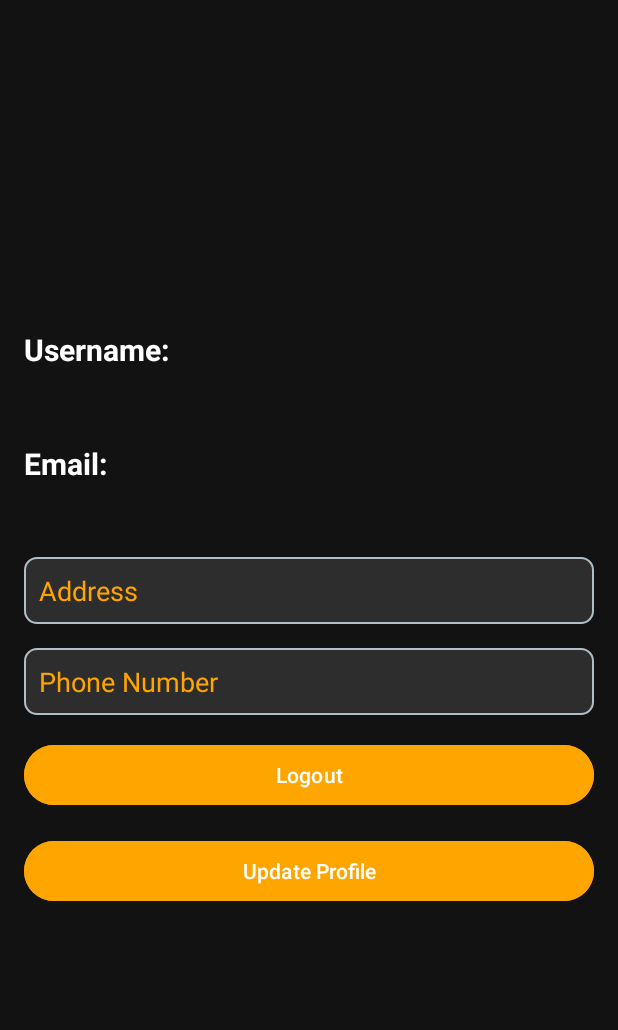
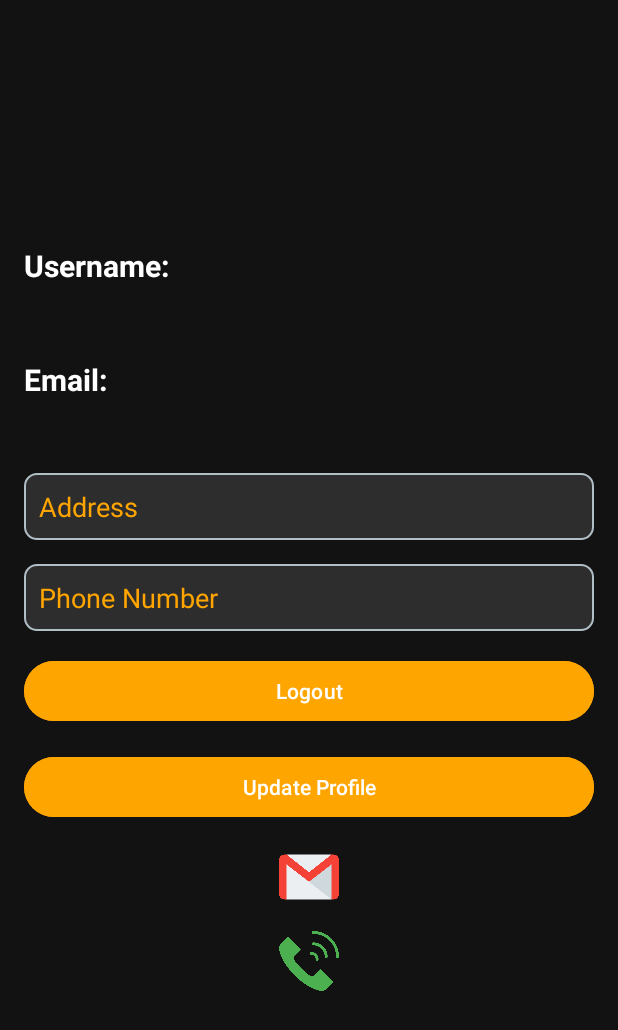
Before and after one commit to Vora-Namra/QuickShop, an Android app: the layout fragment_profile.xml on its own in the app's theme, with its tools: preview values and no code run, on a phone screen of 412 x 824 dp. Shown: the top 1030 px of the screen. Run offline under Robolectric (Android 15) with nearby library versions, the phone set to English and light mode, and no system bars.

Commit message:
adding Gmail & call functionality for support/help

```diff
--- a/app/src/main/res/layout/fragment_profile.xml
+++ b/app/src/main/res/layout/fragment_profile.xml
@@ -1,9 +1,10 @@
 <?xml version="1.0" encoding="utf-8"?>
 <ScrollView xmlns:android="http://schemas.android.com/apk/res/android"
+    xmlns:app="http://schemas.android.com/apk/res-auto"
     android:layout_width="match_parent"
     android:layout_height="match_parent"
     android:padding="16dp"
-    android:background="#121212"> <!-- Dark background color -->
+    android:background="#121212">
 
     <LinearLayout
         android:layout_width="match_parent"
@@ -91,5 +92,27 @@
             android:layout_height="wrap_content"
             android:backgroundTint="#FFA500"
             android:text="Update Profile" />
+        <!-- Email Support ImageView -->
+        <ImageView
+            android:id="@+id/iv_email_support"
+            android:layout_width="40dp"
+            android:layout_height="40dp"
+            android:src="@drawable/gmail"
+            android:contentDescription="Email Support"
+            android:layout_marginTop="16dp"
+            android:layout_gravity="center"
+             />
+
+        <!-- Call Support ImageView -->
+        <ImageView
+            android:id="@+id/iv_call_support"
+            android:layout_width="40dp"
+            android:layout_height="40dp"
+            android:src="@drawable/phone"
+        android:contentDescription="Call Support"
+        android:layout_marginTop="16dp"
+        android:layout_gravity="center"
+             />
+
     </LinearLayout>
 </ScrollView>
```
Also changed, not shown: app/src/main/java/com/example/ecommerceapp/ProfileFragment.java (+26 -5 lines), app/src/main/res/drawable/gmail.png (added), app/src/main/res/drawable/phone.png (added).
